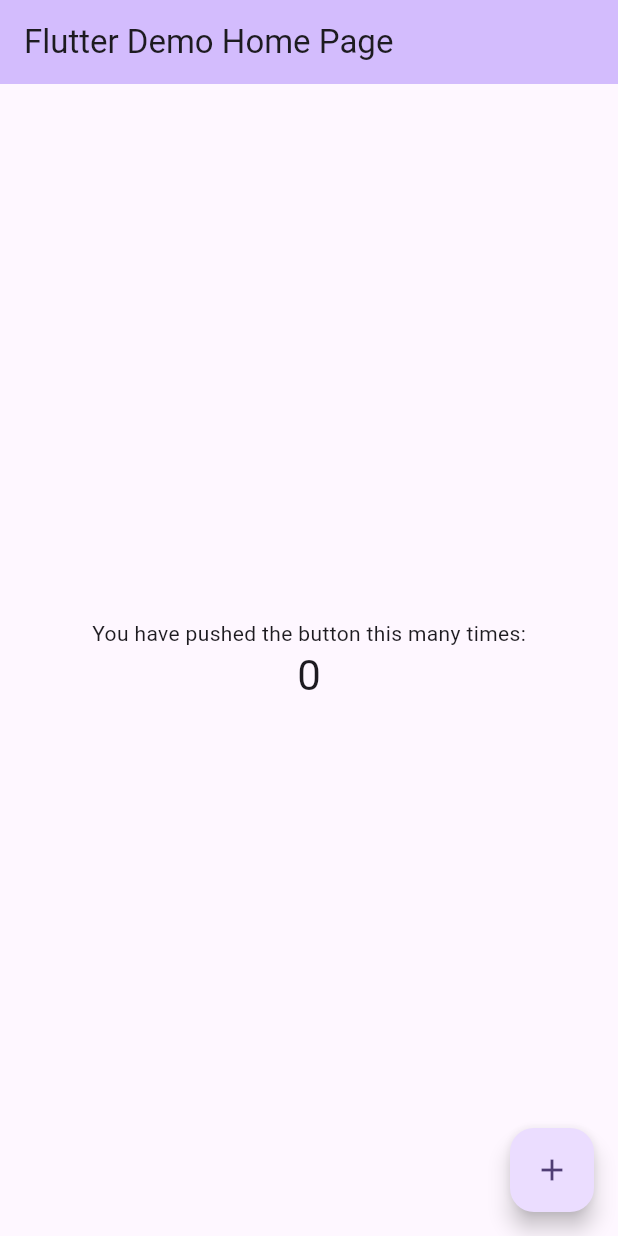
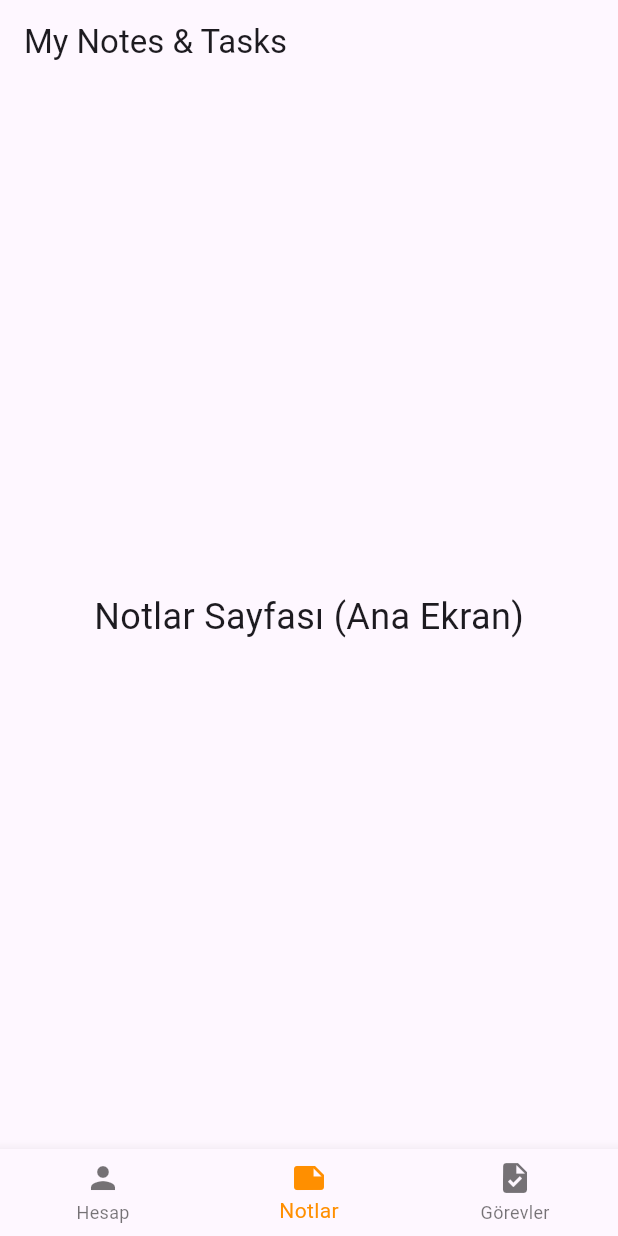
Before and after one commit to begumsudeuslu/notepad, a Flutter app: the screen it shows after launch, on a phone screen of 412 x 824 dp. Run offline on Flutter 3.47's test engine with Material 3 defaults, Android fonts, the phone set to English and light mode, and no system bars.

Commit message:
we are going to develop merve branch

```diff
--- a/lib/main.dart
+++ b/lib/main.dart
@@ -1,122 +1,27 @@
+//lib/main.dart
 import 'package:flutter/material.dart';
+
+//MainScreen dosyasını import et
+import 'package:notepad/screens/main_screen.dart';
+
 
 void main() {
   runApp(const MyApp());
 }
 
+
 class MyApp extends StatelessWidget {
   const MyApp({super.key});
 
-  // This widget is the root of your application.
   @override
   Widget build(BuildContext context) {
     return MaterialApp(
-      title: 'Flutter Demo',
+      title: 'My Notes & Tasks App',
       theme: ThemeData(
-        // This is the theme of your application.
-        //
-        // TRY THIS: Try running your application with "flutter run". You'll see
-        // the application has a purple toolbar. Then, without quitting the app,
-        // try changing the seedColor in the colorScheme below to Colors.green
-        // and then invoke "hot reload" (save your changes or press the "hot
-        // reload" button in a Flutter-supported IDE, or press "r" if you used
-        // the command line to start the app).
-        //
-        // Notice that the counter didn't reset back to zero; the application
-        // state is not lost during the reload. To reset the state, use hot
-        // restart instead.
-        //
-        // This works for code too, not just values: Most code changes can be
-        // tested with just a hot reload.
-        colorScheme: ColorScheme.fromSeed(seedColor: Colors.deepPurple),
+        primarySwatch: Colors.blue,
+        visualDensity: VisualDensity.adaptivePlatformDensity,
       ),
-      home: const MyHomePage(title: 'Flutter Demo Home Page'),
+      home: const MainScreen(), // Şimdi hata vermeyecek
     );
   }
 }
-
-class MyHomePage extends StatefulWidget {
-  const MyHomePage({super.key, required this.title});
-
-  // This widget is the home page of your application. It is stateful, meaning
-  // that it has a State object (defined below) that contains fields that affect
-  // how it looks.
-
-  // This class is the configuration for the state. It holds the values (in this
-  // case the title) provided by the parent (in this case the App widget) and
-  // used by the build method of the State. Fields in a Widget subclass are
-  // always marked "final".
-
-  final String title;
-
-  @override
-  State<MyHomePage> createState() => _MyHomePageState();
-}
-
-class _MyHomePageState extends State<MyHomePage> {
-  int _counter = 0;
-
-  void _incrementCounter() {
-    setState(() {
-      // This call to setState tells the Flutter framework that something has
-      // changed in this State, which causes it to rerun the build method below
-      // so that the display can reflect the updated values. If we changed
-      // _counter without calling setState(), then the build method would not be
-      // called again, and so nothing would appear to happen.
-      _counter++;
-    });
-  }
-
-  @override
-  Widget build(BuildContext context) {
-    // This method is rerun every time setState is called, for instance as done
-    // by the _incrementCounter method above.
-    //
-    // The Flutter framework has been optimized to make rerunning build methods
-    // fast, so that you can just rebuild anything that needs updating rather
-    // than having to individually change instances of widgets.
-    return Scaffold(
-      appBar: AppBar(
-        // TRY THIS: Try changing the color here to a specific color (to
-        // Colors.amber, perhaps?) and trigger a hot reload to see the AppBar
-        // change color while the other colors stay the same.
-        backgroundColor: Theme.of(context).colorScheme.inversePrimary,
-        // Here we take the value from the MyHomePage object that was created by
-        // the App.build method, and use it to set our appbar title.
-        title: Text(widget.title),
-      ),
-      body: Center(
-        // Center is a layout widget. It takes a single child and positions it
-        // in the middle of the parent.
-        child: Column(
-          // Column is also a layout widget. It takes a list of children and
-          // arranges them vertically. By default, it sizes itself to fit its
-          // children horizontally, and tries to be as tall as its parent.
-          //
-          // Column has various properties to control how it sizes itself and
-          // how it positions its children. Here we use mainAxisAlignment to
-          // center the children vertically; the main axis here is the vertical
-          // axis because Columns are vertical (the cross axis would be
-          // horizontal).
-          //
-          // TRY THIS: Invoke "debug painting" (choose the "Toggle Debug Paint"
-          // action in the IDE, or press "p" in the console), to see the
-          // wireframe for each widget.
-          mainAxisAlignment: MainAxisAlignment.center,
-          children: <Widget>[
-            const Text('You have pushed the button this many times:'),
-            Text(
-              '$_counter',
-              style: Theme.of(context).textTheme.headlineMedium,
-            ),
-          ],
-        ),
-      ),
-      floatingActionButton: FloatingActionButton(
-        onPressed: _incrementCounter,
-        tooltip: 'Increment',
-        child: const Icon(Icons.add),
-      ), // This trailing comma makes auto-formatting nicer for build methods.
-    );
-  }
-}
--- /dev/null
+++ b/lib/screens/account_screen.dart
@@ -0,0 +1,11 @@
+// lib/screens/account_screen.dart
+import 'package:flutter/material.dart';
+
+class AccountScreen extends StatelessWidget {
+  const AccountScreen({super.key});
+
+  @override
+  Widget build(BuildContext context) {
+    return const Center(child: Text('Hesap Sayfası (Giriş Yapma/Kayıt Olma)()', style: TextStyle(fontSize: 24)));
+  }
+}
--- /dev/null
+++ b/lib/screens/main_screen.dart
@@ -0,0 +1,66 @@
+// lib/screens/main_screen.dart
+
+import 'package:flutter/material.dart';
+// Diğer ekran dosyalarını import ediyoruz
+import 'package:notepad/screens/account_screen.dart';
+import 'package:notepad/screens/notes_screen.dart';
+import 'package:notepad/screens/tasks_screen.dart';
+
+class MainScreen extends StatefulWidget {
+  const MainScreen({super.key});
+
+  @override
+  State<MainScreen> createState() => _MainScreenState();
+}
+
+class _MainScreenState extends State<MainScreen> {
+  // Alt menüdeki seçili öğenin indeksi
+  // 0: Hesap, 1: Notlar, 2: Görevler. Biz Notlar (index 1) ile başlayacağız.
+  int _selectedIndex = 1;
+
+  // Alt menüde gösterilecek ekranların listesi
+  static final List<Widget> _widgetOptions = <Widget>[
+    const AccountScreen(), // Hesap Sayfası
+    const NotesScreen(),   // Notlar Sayfası (Ana Ekran)
+    const TasksScreen(),   // Görevler Sayfası (Şimdilik boş yer tutucu)
+  ];
+
+  // Alt menü öğesine tıklandığında çalışacak fonksiyon
+  void _onItemTapped(int index) {
+    setState(() { // Ekranı yeniden çizmek için kullanılır (durum değiştiğinde UI güncellenir)
+      _selectedIndex = index; // Seçilen indeksi günceller
+    });
+  }
+
+  @override
+  Widget build(BuildContext context) {
+    return Scaffold( // Temel Materyal Tasarım düzeni
+      appBar: AppBar( // Uygulamanın üst çubuğu (başlık çubuğu)
+        title: const Text('My Notes & Tasks'), // Uygulama başlığı
+        // Arama çubuğu daha sonra buraya eklenecek
+      ),
+      body: Center( // Ekran içeriğini ortala
+        child: _widgetOptions.elementAt(_selectedIndex), // Seçili olan ekranı gösterir
+      ),
+      bottomNavigationBar: BottomNavigationBar( // Uygulamanın alt navigasyon çubuğu
+        items: const <BottomNavigationBarItem>[ // Navigasyon öğeleri (tuşları)
+          BottomNavigationBarItem(
+            icon: Icon(Icons.person), // Hesap ikonu
+            label: 'Hesap',           // Hesap etiketi
+          ),
+          BottomNavigationBarItem(
+            icon: Icon(Icons.note),   // Notlar ikonu
+            label: 'Notlar',          // Notlar etiketi
+          ),
+          BottomNavigationBarItem(
+            icon: Icon(Icons.task),   // Görevler ikonu
+            label: 'Görevler',         // Görevler etiketi
+          ),
+        ],
+        currentIndex: _selectedIndex, // Şu an aktif olan öğenin indeksi
+        selectedItemColor: Colors.amber[800], // Seçili öğenin rengi
+        onTap: _onItemTapped, // Öğeye tıklandığında _onItemTapped fonksiyonunu çalıştır
+      ),
+    );
+  }
+}
--- /dev/null
+++ b/lib/screens/notes_screen.dart
@@ -0,0 +1,16 @@
+// lib/screens/notes_screen.dart
+import 'package:flutter/material.dart';
+
+class NotesScreen extends StatefulWidget {
+  const NotesScreen({super.key});
+
+  @override
+  State<NotesScreen> createState() => _NotesScreenState();
+}
+
+class _NotesScreenState extends State<NotesScreen> {
+  @override
+  Widget build(BuildContext context) {
+    return const Center(child: Text('Notlar Sayfası (Ana Ekran)', style: TextStyle(fontSize: 24),),);
+  }
+}
--- /dev/null
+++ b/lib/screens/tasks_screen.dart
@@ -0,0 +1,11 @@
+// lib/screens/tasks_screen.dart
+import 'package:flutter/material.dart';
+
+class TasksScreen extends StatelessWidget  {
+  const TasksScreen({super.key});
+
+  @override
+  Widget build(BuildContext context)  {
+    return const Center(child: Text('Görevler Sayfası (Şimdilik Pasif)', style: TextStyle(fontSize: 24),),);
+  }
+}
```
